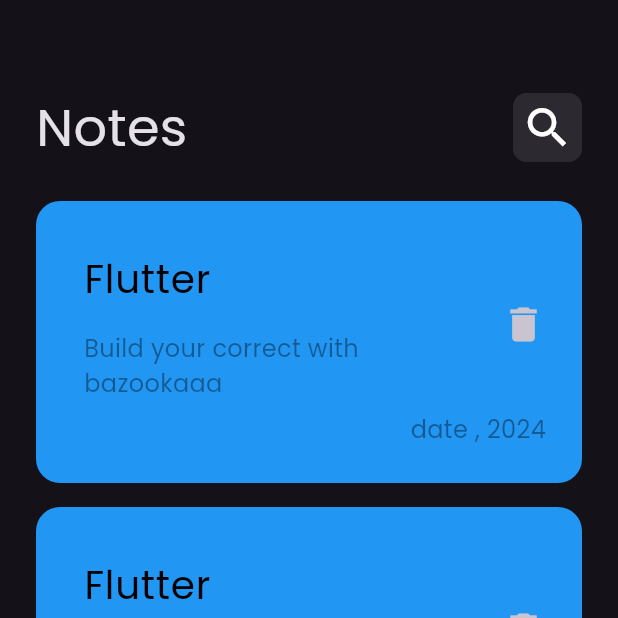
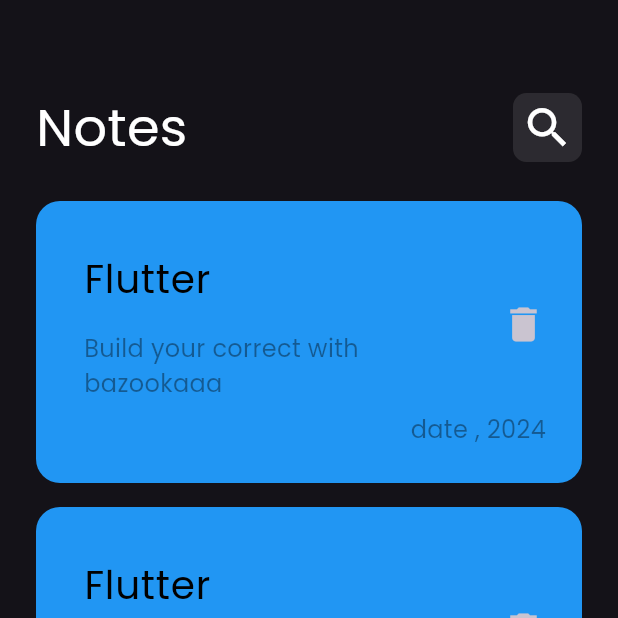
Before and after one commit to Elbaz0/notes_app, a Flutter app: the screen it shows after launch, on a phone screen of 412 x 824 dp, the top half of it. Run offline on Flutter 3.47's test engine with Material 3 defaults, Android fonts, the phone set to English and light mode, and no system bars.

```diff
--- a/lib/widget/app_bar.dart
+++ b/lib/widget/app_bar.dart
@@ -2,20 +2,23 @@ import 'package:flutter/material.dart';
 import 'package:note_app/widget/search_widget.dart';
 
 class Appbar_widget extends StatelessWidget {
-  const Appbar_widget({super.key});
-
+  const Appbar_widget({super.key, required this.text, required this.icon});
+  final String text;
+  final IconData icon;
   @override
   Widget build(BuildContext context) {
     return Row(
       children: [
-        const Text(
-          'Notes',
-          style: TextStyle(fontSize: 35),
+        Text(
+          text,
+          style: TextStyle(fontSize: 35, color: Colors.white),
         ),
         const Spacer(
           flex: 1,
         ),
-        search_icon_widget(),
+        search_icon_widget(
+          icon: icon,
+        ),
       ],
     );
   }
--- a/lib/widget/notes_body.dart
+++ b/lib/widget/notes_body.dart
@@ -26,7 +26,10 @@ class Notes_body extends StatelessWidget {
           SizedBox(
             height: 60,
           ),
-          Appbar_widget(),
+          Appbar_widget(
+            text: 'Notes',
+            icon: Icons.search,
+          ),
           SizedBox(
             height: 16,
           ),
--- a/lib/widget/search_widget.dart
+++ b/lib/widget/search_widget.dart
@@ -1,16 +1,16 @@
 import 'package:flutter/material.dart';
 
 class search_icon_widget extends StatelessWidget {
-  search_icon_widget({super.key});
-
+  const search_icon_widget({super.key, required this.icon});
+  final IconData icon;
   @override
   Widget build(BuildContext context) {
     return Container(
       height: 46,
       width: 46,
-      child: const Center(
+      child: Center(
         child: Icon(
-          Icons.search,
+          icon,
           size: 35,
         ),
       ),
```
Also changed, not shown: lib/widget/edit_notes_body.dart (+26 -1 lines).
